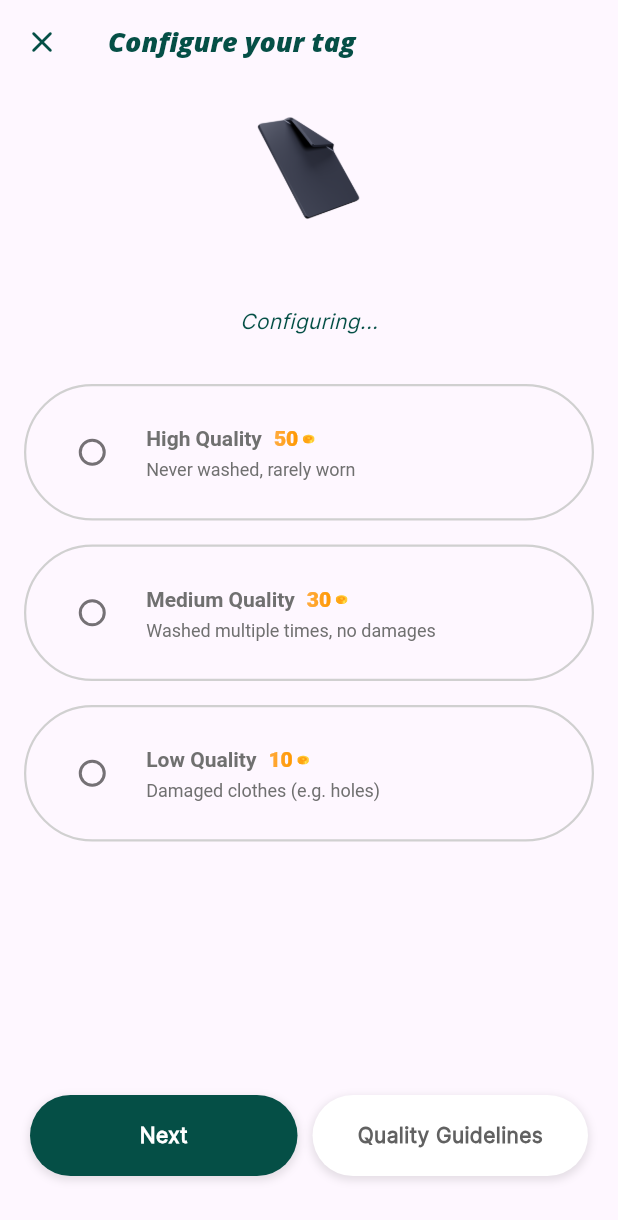
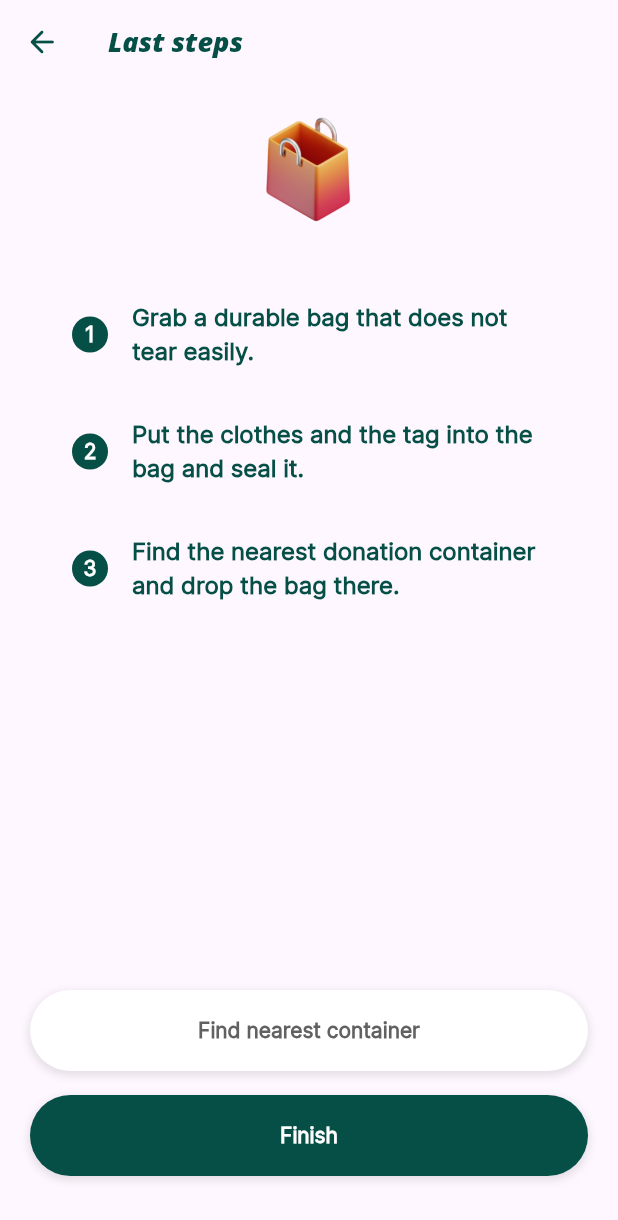
Before and after one commit to MasterWJK/R3cycle_app, a Flutter app: the TagConfigScreen screen opened directly with empty values, after a tap on "Next", on a phone screen of 412 x 824 dp. Shown: the top 1220 px of the screen. Run offline on Flutter 3.47's test engine with Material 2 defaults, Android fonts, the phone set to English and light mode, and no system bars; our stand-ins replace flutter_svg, pull_to_refresh, simple_gradient_text; missing offline and left inert: qr_code_scanner.

Commit message:
finish main flow

```diff
--- a/lib/home/top_bar.dart
+++ b/lib/home/top_bar.dart
@@ -36,8 +36,8 @@ class TopBar extends StatelessWidget {
               width: 100,
             ),
             Container(
-              height: 54, // Adjust the height according to your needs
-              width: 100,
+              height: 44, // Adjust the height according to your needs
+              padding: EdgeInsets.symmetric(horizontal: 20),
               decoration: BoxDecoration(
                 borderRadius: BorderRadius.circular(27),
                 color: const Color(0xFFF3F3F3),
@@ -48,16 +48,19 @@ class TopBar extends StatelessWidget {
                 children: [
                   SvgPicture.asset(
                     'assets/images/coin.svg',
-                    height: 24, // Adjust the size according to your needs
+                    height: 20, // Adjust the size according to your needs
                     fit: BoxFit
                         .contain, // It's recommended to use BoxFit.contain for SVGs to prevent distortion
                   ),
+                  SizedBox(
+                      width: 4), // Add some space between the icon and text
                   const Text(
                     '80',
                     style: TextStyle(
-                      fontSize: 16,
-                      fontWeight: FontWeight.bold, // Make the text bold
-                    ),
+                        fontSize: 14,
+                        fontWeight: FontWeight.bold,
+                        letterSpacing: -0.02 // Make the text bold
+                        ),
                   ),
                 ],
               ),
@@ -71,15 +74,15 @@ class TopBar extends StatelessWidget {
                 );
               },
               child: Container(
-                height: 38,
-                width: 38,
+                height: 44,
+                width: 44,
                 foregroundDecoration: BoxDecoration(
                   borderRadius: BorderRadius.circular(100),
                 ),
                 child: ClipRRect(
                   borderRadius: BorderRadius.circular(100),
                   child: Image.asset(
-                    'assets/images/rec_profile_pic.png',
+                    'assets/images/IU_2023.jpg',
                     fit: BoxFit.cover,
                   ),
                 ),
--- a/lib/home_screen.dart
+++ b/lib/home_screen.dart
@@ -206,7 +206,8 @@ class _HomeScreenState extends State<HomeScreen> {
                             color: Colors.white, // text color
                             fontSize: 13,
                             fontFamily: 'Inter', // text size
-                            fontWeight: FontWeight.w700, // text weight
+                            fontWeight: FontWeight.w700,
+                            letterSpacing: -0.02, // text weight
                           ),
                         ),
                       ),
--- a/lib/main.dart
+++ b/lib/main.dart
@@ -1,4 +1,5 @@
 import 'package:flutter/material.dart';
+import 'package:flutter/services.dart';
 import 'package:r3cycle_app/home/top_bar.dart';
 import 'package:r3cycle_app/home_screen.dart';
 import 'package:r3cycle_app/scan_screen.dart';
@@ -14,14 +15,13 @@ class MyApp extends StatelessWidget {
   @override
   Widget build(BuildContext context) {
     return MaterialApp(
-      title: 'Flutter Demo',
       theme: ThemeData(
         // This is the theme of your application. Try running your application
         colorScheme: ColorScheme.fromSeed(seedColor: Colors.deepPurple),
         useMaterial3: true,
         fontFamily: 'Inter',
       ),
-      home: const MyHomePage(title: 'Flutter Demo Home Page'),
+      home: const MyHomePage(),
       //remove debug banner
       debugShowCheckedModeBanner: false,
     );
@@ -29,9 +29,7 @@ class MyApp extends StatelessWidget {
 }
 
 class MyHomePage extends StatefulWidget {
-  const MyHomePage({super.key, required this.title});
-
-  final String title;
+  const MyHomePage({super.key});
 
   @override
   State<MyHomePage> createState() => _MyHomePageState();
@@ -43,7 +41,9 @@ class _MyHomePageState extends State<MyHomePage> {
   Widget build(BuildContext context) {
     return Scaffold(
       // The 'body' property takes a 'Column' widget:
-      body: Column(
+      body: AnnotatedRegion<SystemUiOverlayStyle>(
+        value: SystemUiOverlayStyle.dark,
+        child: Column(
           children: [
             // 'TopBar' widget displays at the top of the screen:
             const TopBar(),
@@ -61,8 +61,8 @@ class _MyHomePageState extends State<MyHomePage> {
                   const HomeScreen(),
                   // 'Positioned' widget is used to position the scan button on the screen:
                   Padding(
-                  padding:
-                      const EdgeInsets.only(bottom: 40.0, left: 20, right: 20),
+                    padding: const EdgeInsets.only(
+                        bottom: 40.0, left: 20, right: 20),
                     child: Column(
                       mainAxisAlignment: MainAxisAlignment.end,
                       children: [
@@ -112,8 +112,10 @@ class _MyHomePageState extends State<MyHomePage> {
                                     gradient: LinearGradient(
                                       // Adds a gradient effect to the button's color.
                                       colors: [
-                                      const Color(0xFF054F46).withOpacity(1.0),
-                                      const Color(0xFF054F46).withOpacity(1.0),
+                                        const Color(0xFF054F46)
+                                            .withOpacity(1.0),
+                                        const Color(0xFF054F46)
+                                            .withOpacity(1.0),
                                       ],
                                       begin: const Alignment(-1.0, -2.0),
                                       end: const Alignment(1.0, 2.0),
@@ -134,7 +136,8 @@ class _MyHomePageState extends State<MyHomePage> {
                                         .center, // Centers the row's children on the main axis.
                                     children: [
                                       Icon(
-                                      Icons.qr_code, // Displays a QR code icon.
+                                        Icons
+                                            .qr_code, // Displays a QR code icon.
                                         color: Colors.white,
                                         size: 30,
                                       ),
@@ -147,6 +150,7 @@ class _MyHomePageState extends State<MyHomePage> {
                                           fontSize: 14,
                                           fontWeight: FontWeight.w700,
                                           color: Colors.white,
+                                          letterSpacing: -0.02,
                                         ),
                                       ),
                                     ],
@@ -170,7 +174,8 @@ class _MyHomePageState extends State<MyHomePage> {
                                   borderRadius: const BorderRadius.all(
                                       Radius.circular(
                                           27.0)), // Makes the button round.
-                                color: Colors.white, // Sets the button's color.
+                                  color:
+                                      Colors.white, // Sets the button's color.
                                   boxShadow: [
                                     // Adds a shadow effect to the button.
                                     BoxShadow(
@@ -198,6 +203,7 @@ class _MyHomePageState extends State<MyHomePage> {
             ),
           ],
         ),
+      ),
     );
   }
 }
--- a/lib/scan_screen.dart
+++ b/lib/scan_screen.dart
@@ -98,6 +98,7 @@ class _ScanScreenState extends State<ScanScreen> {
                                       fontSize: 14,
                                       fontWeight: FontWeight.w700,
                                       color: Colors.white,
+                                      letterSpacing: -0.02,
                                     ),
                                   ),
                                 ],
@@ -180,6 +181,7 @@ class _ScanScreenState extends State<ScanScreen> {
                             color: Colors.white,
                             fontSize: 16,
                             fontWeight: FontWeight.normal,
+                            letterSpacing: -0.02,
                           ),
                         ),
                         SizedBox(
--- a/lib/tag_config_screen.dart
+++ b/lib/tag_config_screen.dart
@@ -1,5 +1,7 @@
 import 'package:flutter/material.dart';
+import 'package:flutter/services.dart';
 import 'package:flutter_svg/flutter_svg.dart';
+import 'package:r3cycle_app/tag_finish_screen.dart';
 
 class TagConfigScreen extends StatefulWidget {
   final String qrCode;
@@ -19,6 +21,7 @@ class _TagConfigScreenState extends State<TagConfigScreen> {
   Widget build(BuildContext context) {
     return Scaffold(
       appBar: AppBar(
+        systemOverlayStyle: SystemUiOverlayStyle.dark,
         backgroundColor: Colors.transparent,
         elevation: 0,
         leading: IconButton(
@@ -127,29 +130,28 @@ class _TagConfigScreenState extends State<TagConfigScreen> {
                       child: GestureDetector(
                         // 'GestureDetector' widget is used to detect tap events.
                         onTap: () {
-                          // This function will be called when the user taps the scan button.
-                          // (navigate to the scan screen)
-                          // navigate to ScanScreen using cupertinoPageRoute
-                          // Navigator.push(
-                          //   context,
-                          //   PageRouteBuilder(
-                          //     transitionDuration:
-                          //         const Duration(milliseconds: 200),
-                          //     pageBuilder: (_, __, ___) => ScanScreen(),
-                          //     transitionsBuilder: (_, animation, __, child) {
-                          //       return SlideTransition(
-                          //         position: Tween<Offset>(
-                          //           begin: const Offset(0, 1),
-                          //           end: Offset.zero,
-                          //         ).animate(CurvedAnimation(
-                          //           parent: animation,
-                          //           curve: Curves.easeOut,
-                          //         )),
-                          //         child: child,
-                          //       );
-                          //     },
-                          //   ),
-                          // );
+                          Navigator.push(
+                            context,
+                            PageRouteBuilder(
+                              transitionDuration:
+                                  const Duration(milliseconds: 200),
+                              pageBuilder: (_, __, ___) => TagFinishScreen(
+                                qrCode: widget.qrCode,
+                              ),
+                              transitionsBuilder: (_, animation, __, child) {
+                                return SlideTransition(
+                                  position: Tween<Offset>(
+                                    begin: const Offset(1, 0),
+                                    end: Offset.zero,
+                                  ).animate(CurvedAnimation(
+                                    parent: animation,
+                                    curve: Curves.easeOut,
+                                  )),
+                                  child: child,
+                                );
+                              },
+                            ),
+                          );
                         },
                         child: Container(
                           height: 54, // Sets the height of the button.
@@ -193,6 +195,7 @@ class _TagConfigScreenState extends State<TagConfigScreen> {
                                   fontSize: 14,
                                   fontWeight: FontWeight.w700,
                                   color: Colors.white,
+                                  letterSpacing: -0.02,
                                 ),
                               ),
                             ],
@@ -237,6 +240,7 @@ class _TagConfigScreenState extends State<TagConfigScreen> {
                             fontSize: 14,
                             fontWeight: FontWeight.w700,
                             color: Colors.grey[700],
+                            letterSpacing: -0.02,
                           ),
                         ),
                       ),
@@ -294,6 +298,7 @@ class QualityRadioButton extends StatelessWidget {
                 title,
                 style: TextStyle(
                   fontWeight: FontWeight.bold,
+                  letterSpacing: -0.02,
                   fontSize: 14,
                   color: isSelected
                       ? const Color(0xFF054F46)
@@ -315,6 +320,7 @@ class QualityRadioButton extends StatelessWidget {
                     fontWeight: FontWeight.w800,
                     fontSize: 14,
                     color: Colors.white,
+                    letterSpacing: -0.02,
                   ),
                 ),
               ),
@@ -330,6 +336,7 @@ class QualityRadioButton extends StatelessWidget {
             subtitle,
             style: TextStyle(
               fontSize: 12,
+              letterSpacing: -0.02,
               color: isSelected
                   ? const Color(0xFF054F46)
                   : const Color(0xFF707070),
--- /dev/null
+++ b/lib/tag_finish_screen.dart
@@ -0,0 +1,333 @@
+import 'package:flutter/material.dart';
+import 'package:flutter/services.dart';
+import 'package:flutter_svg/flutter_svg.dart';
+import 'package:r3cycle_app/main.dart';
+
+class TagFinishScreen extends StatefulWidget {
+  final String qrCode;
+
+  const TagFinishScreen({Key? key, required this.qrCode}) : super(key: key);
+
+  @override
+  State<TagFinishScreen> createState() => _TagFinishScreenState();
+}
+
+enum Quality { highQuality, mediumQuality, lowQuality }
+
+class _TagFinishScreenState extends State<TagFinishScreen> {
+  Quality? _selectedQuality;
+
+  @override
+  Widget build(BuildContext context) {
+    return Scaffold(
+      appBar: AppBar(
+        systemOverlayStyle: SystemUiOverlayStyle.dark,
+        backgroundColor: Colors.transparent,
+        elevation: 0,
+        leading: IconButton(
+          icon: Icon(Icons.arrow_back_rounded),
+          color: Color(0xFF054F46),
+          onPressed: () {
+            Navigator.pop(context);
+          },
+        ),
+        title: const Text(
+          'Last steps',
+          style: TextStyle(
+            color: Color(0xFF054F46),
+            fontFamily: 'OpenSansItalic',
+            fontSize: 18,
+            fontWeight: FontWeight.w800,
+          ),
+        ),
+      ),
+      body: Stack(
+        children: [
+          SingleChildScrollView(
+            child: Align(
+              alignment: Alignment.topCenter,
+              child: Padding(
+                padding:
+                    const EdgeInsets.symmetric(vertical: 16, horizontal: 48),
+                child: Column(
+                  children: [
+                    Image.asset(
+                      'assets/images/bag.png',
+                      width: 80,
+                      height: 80,
+                    ),
+                    const SizedBox(height: 48),
+                    Row(
+                      children: [
+                        Container(
+                          width: 24,
+                          height: 24,
+                          decoration: const BoxDecoration(
+                            color: Color(0xFF054F46), // Dark green color
+                            shape: BoxShape.circle,
+                          ),
+                          child: const Center(
+                            child: Text(
+                              "1",
+                              style: TextStyle(
+                                color: Colors.white,
+                                fontWeight: FontWeight.bold,
+                                fontSize: 14,
+                              ),
+                            ),
+                          ),
+                        ),
+                        const SizedBox(
+                            width:
+                                16), // Add spacing between the circle and text
+                        const Expanded(
+                          child: Text(
+                            "Grab a durable bag that does not tear easily.",
+                            textAlign: TextAlign.left,
+                            style: TextStyle(
+                              fontSize: 16,
+                              fontWeight: FontWeight.w700,
+                              color: Color(0xFF054F46),
+                              letterSpacing: -0.02,
+                            ),
+                          ),
+                        ),
+                      ],
+                    ),
+                    const SizedBox(height: 32),
+                    Row(
+                      children: [
+                        Container(
+                          width: 24,
+                          height: 24,
+                          decoration: const BoxDecoration(
+                            color: Color(0xFF054F46), // Dark green color
+                            shape: BoxShape.circle,
+                          ),
+                          child: const Center(
+                            child: Text(
+                              "2",
+                              style: TextStyle(
+                                color: Colors.white,
+                                fontWeight: FontWeight.bold,
+                                fontSize: 14,
+                              ),
+                            ),
+                          ),
+                        ),
+                        const SizedBox(
+                            width:
+                                16), // Add spacing between the circle and text
+                        const Expanded(
+                          child: Text(
+                            "Put the clothes and the tag into the bag and seal it.",
+                            textAlign: TextAlign.left,
+                            style: TextStyle(
+                              fontSize: 16,
+                              fontWeight: FontWeight.w700,
+                              color: Color(0xFF054F46),
+                              letterSpacing: -0.02,
+                            ),
+                          ),
+                        ),
+                      ],
+                    ),
+                    const SizedBox(height: 32),
+                    Row(
+                      children: [
+                        Container(
+                          width: 24,
+                          height: 24,
+                          decoration: const BoxDecoration(
+                            color: Color(0xFF054F46), // Dark green color
+                            shape: BoxShape.circle,
+                          ),
+                          child: const Center(
+                            child: Text(
+                              "3",
+                              style: TextStyle(
+                                color: Colors.white,
+                                fontWeight: FontWeight.bold,
+                                fontSize: 14,
+                              ),
+                            ),
+                          ),
+                        ),
+                        const SizedBox(
+                            width:
+                                16), // Add spacing between the circle and text
+                        const Expanded(
+                          child: Text(
+                            "Find the nearest donation container and drop the bag there.",
+                            textAlign: TextAlign.left,
+                            style: TextStyle(
+                              fontSize: 16,
+                              fontWeight: FontWeight.w700,
+                              color: Color(0xFF054F46),
+                              letterSpacing: -0.02,
+                            ),
+                          ),
+                        ),
+                      ],
+                    ),
+                  ],
+                ),
+              ),
+            ),
+          ),
+          Padding(
+            padding: const EdgeInsets.only(bottom: 40.0, left: 20, right: 20),
+            child: Column(
+              mainAxisAlignment: MainAxisAlignment.end,
+              children: [
+                GestureDetector(
+                  onTap: () {
+                    // This function will be called when the user taps the map button.
+                    // (navigate to the map screen)
+                  },
+                  child: Container(
+                    padding: const EdgeInsets.symmetric(
+                      horizontal: 30.0,
+                      vertical: 11.0,
+                    ),
+                    alignment: Alignment.center,
+                    height: 54, // Sets the height of the button.
+                    //width: 80, // Sets the width of the button.
+                    decoration: BoxDecoration(
+                      // Provides styling for the button.
+                      borderRadius: const BorderRadius.all(
+                          Radius.circular(27.0)), // Makes the button round.
+                      color: Colors.white, // Sets the button's color.
+                      boxShadow: [
+                        // Adds a shadow effect to the button.
+                        BoxShadow(
+                          color: Colors.black.withOpacity(0.1),
+                          spreadRadius: 1,
+                          blurRadius: 4,
+                          offset: const Offset(0, 2),
+                        ),
+                      ],
+                    ),
+                    child: Text(
+                      "Find nearest container",
+                      style: TextStyle(
+                        fontSize: 14,
+                        fontWeight: FontWeight.w700,
+                        color: Colors.grey[700],
+                        letterSpacing: -0.02,
+                      ),
+                    ),
+                  ),
+                ),
+                const SizedBox(height: 16),
+                GestureDetector(
+                  // 'GestureDetector' widget is used to detect tap events.
+                  onTap: () {
+                    Navigator.pushAndRemoveUntil(
+                      context,
+                      MyTransition(
+                        oldScreen: widget,
+                        newScreen: MyHomePage(),
+                      ),
+                      (route) => false,
+                    );
+                  },
+                  child: Container(
+                    height: 54, // Sets the height of the button.
+                    padding: const EdgeInsets.symmetric(
+                      horizontal: 10.0,
+                      vertical: 11.0,
+                    ), // Adds padding inside the button.
+                    decoration: BoxDecoration(
+                      // Provides styling for the button.
+                      borderRadius: const BorderRadius.all(
+                          Radius.circular(27.0)), // Makes the button round.
+                      gradient: LinearGradient(
+                        // Adds a gradient effect to the button's color.
+                        colors: [
+                          const Color(0xFF054F46).withOpacity(1.0),
+                          const Color(0xFF054F46).withOpacity(1.0),
+                        ],
+                        begin: const Alignment(-1.0, -2.0),
+                        end: const Alignment(1.0, 2.0),
+                      ),
+                      boxShadow: [
+                        // Adds a shadow effect to the button.
+                        BoxShadow(
+                          color: Colors.black.withOpacity(0.1),
+                          spreadRadius: 1,
+                          blurRadius: 4,
+                          offset: const Offset(0, 2),
+                        ),
+                      ],
+                    ),
+                    child: const Row(
+                      // Contains a row of widgets (icon and text).
+                      mainAxisAlignment: MainAxisAlignment
+                          .center, // Centers the row's children on the main axis.
+                      children: [
+                        Text(
+                          "Finish",
+                          style: TextStyle(
+                            fontSize: 14,
+                            fontWeight: FontWeight.w700,
+                            color: Colors.white,
+                            letterSpacing: -0.02,
+                          ),
+                        ),
+                      ],
+                    ),
+                  ),
+                ),
+              ],
+            ),
+          ),
+        ],
+      ),
+    );
+  }
+}
+
+class MyTransition extends PageRouteBuilder {
+  final Widget oldScreen;
+  final Widget newScreen;
+
+  MyTransition({required this.oldScreen, required this.newScreen})
+      : super(
+            pageBuilder: (
+              BuildContext context,
+              Animation<double> animation,
+              Animation<double> secondaryAnimation,
+            ) =>
+                newScreen,
+            transitionsBuilder: (
+              BuildContext context,
+              Animation<double> animation,
+              Animation<double> secondaryAnimation,
+              Widget child,
+            ) =>
+                Stack(
+                  children: <Widget>[
+                    SlideTransition(
+                      position: Tween<Offset>(
+                        begin: Offset.zero,
+                        end: Offset.zero,
+                      ).animate(animation),
+                      child: newScreen,
+                    ),
+                    SlideTransition(
+                      position: Tween<Offset>(
+                        begin: const Offset(0.0, 0.0),
+                        end: const Offset(0.0, 1.0),
+                      ).animate(
+                        CurvedAnimation(
+                          parent: animation,
+                          curve: Curves.easeOut, // Apply ease-out curve
+                        ),
+                      ),
+                      child: oldScreen,
+                    ),
+                  ],
+                ),
+            transitionDuration: const Duration(milliseconds: 300));
+}
```
Also changed, not shown: assets/images/bag.png (added). Lines whose indentation alone changed are shown as unchanged.
